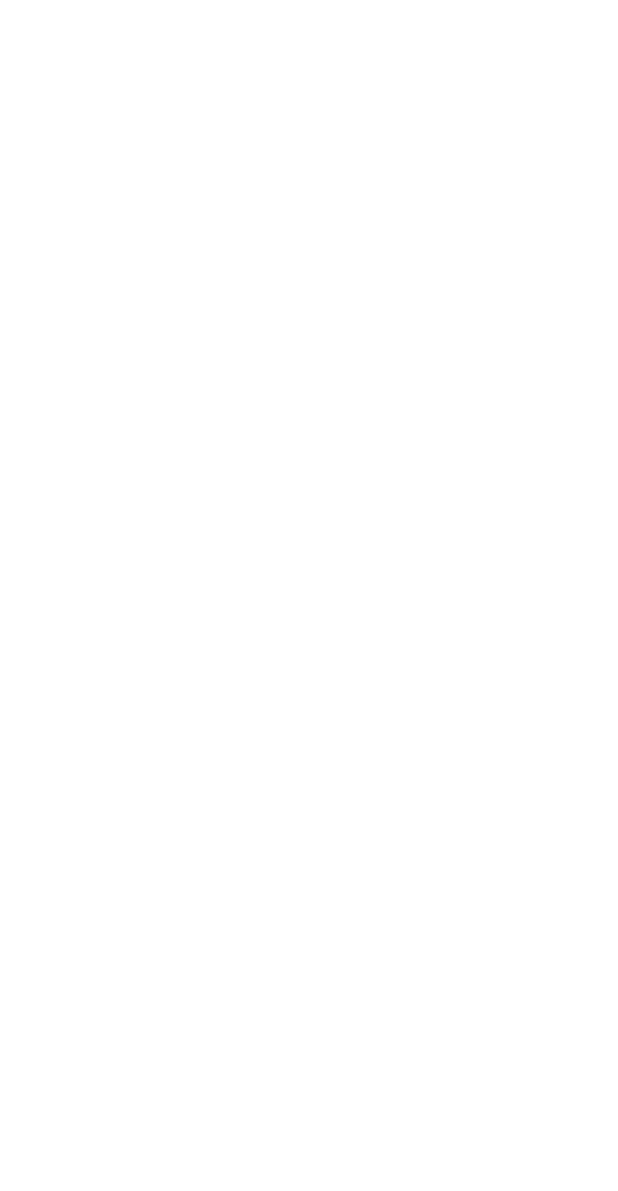
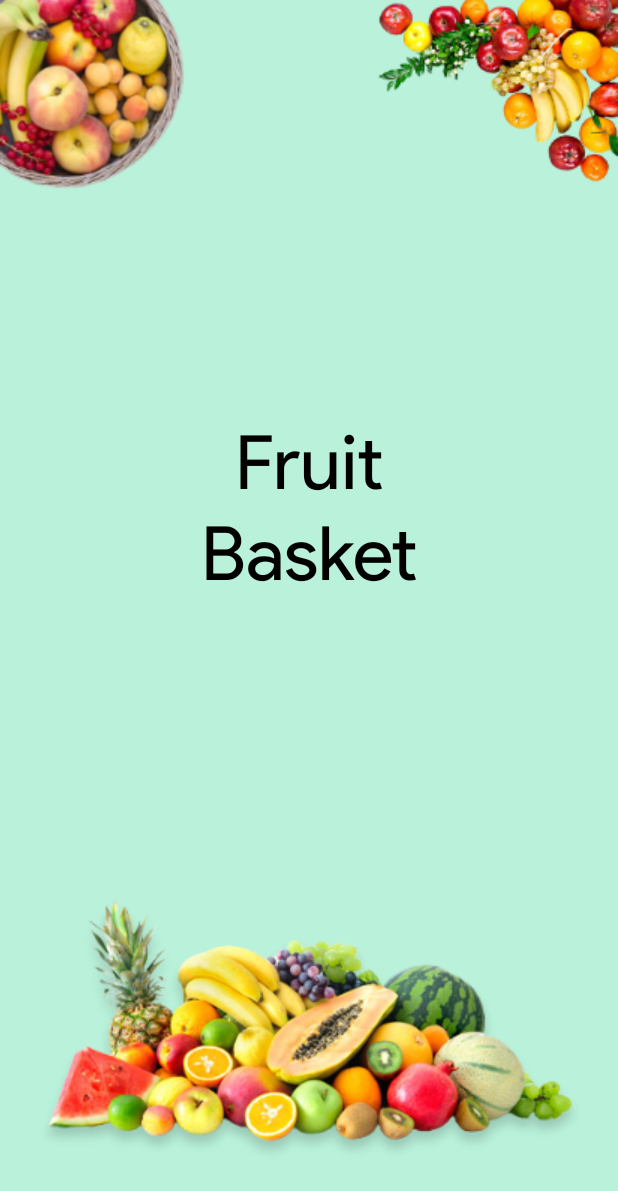
Before and after one commit to deep1409/FruitSelling, an Android app: the MainActivity screen opened directly, with no data from a screen before it, on a phone screen of 412 x 824 dp. Before the commit the part shown is empty. Shown: the top 1191 px of the screen. Run offline under Robolectric (Android 15) with nearby library versions, the phone set to English and light mode, and no system bars.

Commit message:
commit by deep

```diff
--- a/app/src/main/res/layout/activity_main.xml
+++ b/app/src/main/res/layout/activity_main.xml
@@ -4,7 +4,82 @@
     xmlns:tools="http://schemas.android.com/tools"
     android:layout_width="match_parent"
     android:layout_height="match_parent"
-    tools:context=".MainActivity">
+    tools:context=".MainActivity"
+    android:background="#B9F1DA">
+
+
+    <ImageView
+        android:id="@+id/imageView3"
+        android:layout_width="wrap_content"
+        android:layout_height="wrap_content"
+        android:layout_marginStart="15sp"
+        android:layout_marginTop="15sp"
+        android:scaleType="fitXY"
+        app:layout_constraintBottom_toTopOf="@+id/guideline2"
+        app:layout_constraintEnd_toStartOf="@+id/guideline3"
+        app:layout_constraintStart_toStartOf="parent"
+        app:layout_constraintTop_toTopOf="parent"
+        app:srcCompat="@drawable/img1" />
+
+    <androidx.constraintlayout.widget.Guideline
+        android:id="@+id/guideline2"
+        android:layout_width="wrap_content"
+        android:layout_height="wrap_content"
+        android:orientation="horizontal"
+        app:layout_constraintGuide_percent="0.08" />
+
+    <androidx.constraintlayout.widget.Guideline
+        android:id="@+id/guideline3"
+        android:layout_width="wrap_content"
+        android:layout_height="wrap_content"
+        android:orientation="vertical"
+        app:layout_constraintGuide_percent="0.18" />
+
+    <ImageView
+        android:id="@+id/imageView5"
+        android:layout_width="wrap_content"
+        android:layout_height="wrap_content"
+        app:layout_constraintEnd_toEndOf="parent"
+        app:layout_constraintTop_toTopOf="parent"
+        app:srcCompat="@drawable/img2" />
+
+    <ImageView
+        android:id="@+id/imageView6"
+        android:layout_width="wrap_content"
+        android:layout_height="wrap_content"
+        app:layout_constraintBottom_toBottomOf="parent"
+        app:layout_constraintEnd_toEndOf="parent"
+        app:layout_constraintStart_toStartOf="parent"
+        app:srcCompat="@drawable/img3"
+        android:layout_marginBottom="10sp"
+        />
+
+    <TextView
+        android:id="@+id/app_name_1"
+        android:layout_width="match_parent"
+        android:layout_height="wrap_content"
+        android:text="Fruit"
+        android:gravity="center"
+        android:textColor="@color/black"
+        android:textSize="50sp"
+        android:fontFamily="@font/product_sans_regular"
+        app:layout_constraintBottom_toTopOf="@+id/imageView6"
+        app:layout_constraintEnd_toEndOf="parent"
+        app:layout_constraintStart_toStartOf="parent"
+        app:layout_constraintTop_toTopOf="@+id/guideline2" />
+
+    <TextView
+        android:id="@+id/app_name_2"
+        android:layout_width="match_parent"
+        android:layout_height="wrap_content"
+        android:fontFamily="@font/product_sans_regular"
+        android:gravity="center"
+        android:text="Basket"
+        android:textColor="@color/black"
+        android:textSize="50sp"
+        app:layout_constraintEnd_toEndOf="parent"
+        app:layout_constraintStart_toStartOf="parent"
+        app:layout_constraintTop_toBottomOf="@+id/app_name_1" />
 
 
 
```
Also changed, not shown: app/src/main/res/drawable/img1.png (added), app/src/main/res/drawable/img2.png (added), app/src/main/res/drawable/img3.png (added), app/src/main/res/mipmap-hdpi/img1.png (added), app/src/main/res/mipmap-hdpi/img2.png (added), app/src/main/res/mipmap-hdpi/img3.png (added), app/src/main/res/mipmap-mdpi/img1.png (added), app/src/main/res/mipmap-mdpi/img2.png (added), app/src/main/res/mipmap-mdpi/img3.png (added), app/src/main/res/mipmap-xhdpi/img1.png (added), app/src/main/res/mipmap-xhdpi/img2.png (added), app/src/main/res/mipmap-xhdpi/img3.png (added), app/src/main/res/mipmap-xxhdpi/img1.png (added), app/src/main/res/mipmap-xxhdpi/img2.png (added), 4 more files.
